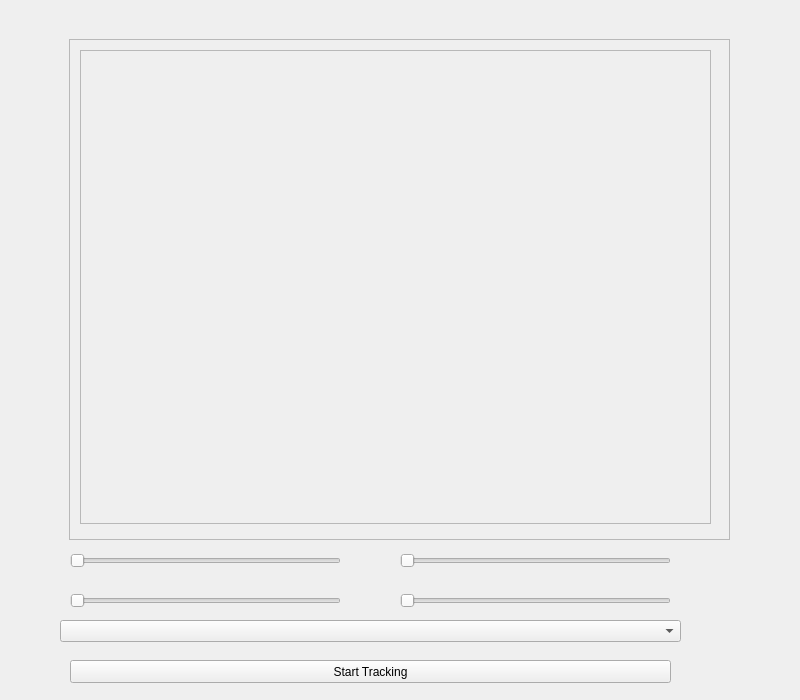
This is widget.ui in cdtudehope/LaserTracker as Qt 5 draws it before an edit. The edited form follows.
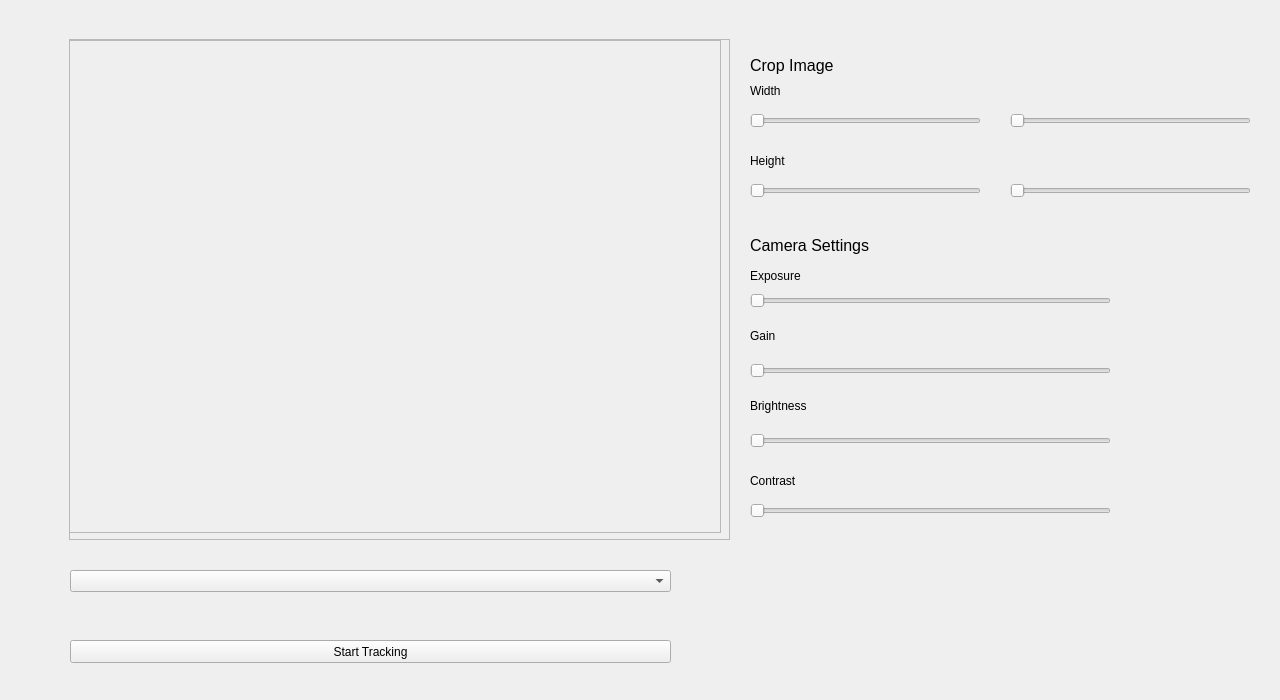
This is the edited form.

Commit message: Added Camera Control sliders Added comments in widget class Added hotkeys to end tracking

The edit to the form file:
```diff
--- a/widget.ui
+++ b/widget.ui
@@ -6,7 +6,7 @@
    <rect>
     <x>0</x>
     <y>0</y>
-    <width>800</width>
+    <width>1280</width>
     <height>700</height>
    </rect>
   </property>
@@ -18,7 +18,7 @@
   </property>
   <property name="minimumSize">
    <size>
-    <width>800</width>
+    <width>1280</width>
     <height>700</height>
    </size>
   </property>
@@ -40,9 +40,9 @@
   <widget class="QComboBox" name="comboBox">
    <property name="geometry">
     <rect>
-     <x>60</x>
-     <y>620</y>
-     <width>621</width>
+     <x>70</x>
+     <y>570</y>
+     <width>601</width>
      <height>22</height>
     </rect>
    </property>
@@ -50,10 +50,10 @@
   <widget class="QFrame" name="frame_2">
    <property name="geometry">
     <rect>
-     <x>80</x>
-     <y>50</y>
-     <width>631</width>
-     <height>474</height>
+     <x>69</x>
+     <y>40</y>
+     <width>652</width>
+     <height>493</height>
     </rect>
    </property>
    <property name="frameShape">
@@ -82,9 +82,9 @@
   <widget class="QSlider" name="horizontalSlider">
    <property name="geometry">
     <rect>
-     <x>70</x>
-     <y>550</y>
-     <width>271</width>
+     <x>750</x>
+     <y>110</y>
+     <width>231</width>
      <height>22</height>
     </rect>
    </property>
@@ -98,9 +98,9 @@
   <widget class="QSlider" name="horizontalSlider_2">
    <property name="geometry">
     <rect>
-     <x>70</x>
-     <y>590</y>
-     <width>271</width>
+     <x>750</x>
+     <y>180</y>
+     <width>231</width>
      <height>22</height>
     </rect>
    </property>
@@ -114,9 +114,9 @@
   <widget class="QSlider" name="horizontalSlider_3">
    <property name="geometry">
     <rect>
-     <x>400</x>
-     <y>550</y>
-     <width>271</width>
+     <x>1010</x>
+     <y>110</y>
+     <width>241</width>
      <height>22</height>
     </rect>
    </property>
@@ -130,9 +130,9 @@
   <widget class="QSlider" name="horizontalSlider_4">
    <property name="geometry">
     <rect>
-     <x>400</x>
-     <y>590</y>
-     <width>271</width>
+     <x>1010</x>
+     <y>180</y>
+     <width>241</width>
      <height>22</height>
     </rect>
    </property>
@@ -147,7 +147,7 @@
    <property name="geometry">
     <rect>
      <x>70</x>
-     <y>660</y>
+     <y>640</y>
      <width>601</width>
      <height>23</height>
     </rect>
@@ -156,6 +156,172 @@
     <string>Start Tracking</string>
    </property>
   </widget>
+  <widget class="QLabel" name="label">
+   <property name="geometry">
+    <rect>
+     <x>750</x>
+     <y>50</y>
+     <width>381</width>
+     <height>31</height>
+    </rect>
+   </property>
+   <property name="font">
+    <font>
+     <pointsize>12</pointsize>
+    </font>
+   </property>
+   <property name="text">
+    <string>Crop Image</string>
+   </property>
+  </widget>
+  <widget class="QLabel" name="label_2">
+   <property name="geometry">
+    <rect>
+     <x>750</x>
+     <y>220</y>
+     <width>351</width>
+     <height>51</height>
+    </rect>
+   </property>
+   <property name="font">
+    <font>
+     <pointsize>12</pointsize>
+    </font>
+   </property>
+   <property name="text">
+    <string>Camera Settings</string>
+   </property>
+  </widget>
+  <widget class="QLabel" name="label_3">
+   <property name="geometry">
+    <rect>
+     <x>750</x>
+     <y>80</y>
+     <width>91</width>
+     <height>21</height>
+    </rect>
+   </property>
+   <property name="text">
+    <string>Width</string>
+   </property>
+  </widget>
+  <widget class="QLabel" name="label_4">
+   <property name="geometry">
+    <rect>
+     <x>750</x>
+     <y>150</y>
+     <width>91</width>
+     <height>21</height>
+    </rect>
+   </property>
+   <property name="text">
+    <string>Height</string>
+   </property>
+  </widget>
+  <widget class="QSlider" name="horizontalSlider_Exposure">
+   <property name="geometry">
+    <rect>
+     <x>750</x>
+     <y>290</y>
+     <width>361</width>
+     <height>22</height>
+    </rect>
+   </property>
+   <property name="orientation">
+    <enum>Qt::Horizontal</enum>
+   </property>
+  </widget>
+  <widget class="QSlider" name="horizontalSlider_Contrast">
+   <property name="geometry">
+    <rect>
+     <x>750</x>
+     <y>500</y>
+     <width>361</width>
+     <height>22</height>
+    </rect>
+   </property>
+   <property name="orientation">
+    <enum>Qt::Horizontal</enum>
+   </property>
+  </widget>
+  <widget class="QSlider" name="horizontalSlider_Gain">
+   <property name="geometry">
+    <rect>
+     <x>750</x>
+     <y>360</y>
+     <width>361</width>
+     <height>22</height>
+    </rect>
+   </property>
+   <property name="orientation">
+    <enum>Qt::Horizontal</enum>
+   </property>
+  </widget>
+  <widget class="QSlider" name="horizontalSlider_Bright">
+   <property name="geometry">
+    <rect>
+     <x>750</x>
+     <y>430</y>
+     <width>361</width>
+     <height>22</height>
+    </rect>
+   </property>
+   <property name="orientation">
+    <enum>Qt::Horizontal</enum>
+   </property>
+  </widget>
+  <widget class="QLabel" name="label_5">
+   <property name="geometry">
+    <rect>
+     <x>750</x>
+     <y>260</y>
+     <width>121</width>
+     <height>31</height>
+    </rect>
+   </property>
+   <property name="text">
+    <string>Exposure</string>
+   </property>
+  </widget>
+  <widget class="QLabel" name="label_6">
+   <property name="geometry">
+    <rect>
+     <x>750</x>
+     <y>320</y>
+     <width>111</width>
+     <height>31</height>
+    </rect>
+   </property>
+   <property name="text">
+    <string>Gain</string>
+   </property>
+  </widget>
+  <widget class="QLabel" name="label_7">
+   <property name="geometry">
+    <rect>
+     <x>750</x>
+     <y>390</y>
+     <width>81</width>
+     <height>31</height>
+    </rect>
+   </property>
+   <property name="text">
+    <string>Brightness</string>
+   </property>
+  </widget>
+  <widget class="QLabel" name="label_8">
+   <property name="geometry">
+    <rect>
+     <x>750</x>
+     <y>470</y>
+     <width>81</width>
+     <height>21</height>
+    </rect>
+   </property>
+   <property name="text">
+    <string>Contrast</string>
+   </property>
+  </widget>
  </widget>
  <layoutdefault spacing="6" margin="11"/>
  <resources/>
```
Left out of the diff: 4 changed lines with no effect on the pictures. The commit also changes 7 other files.
